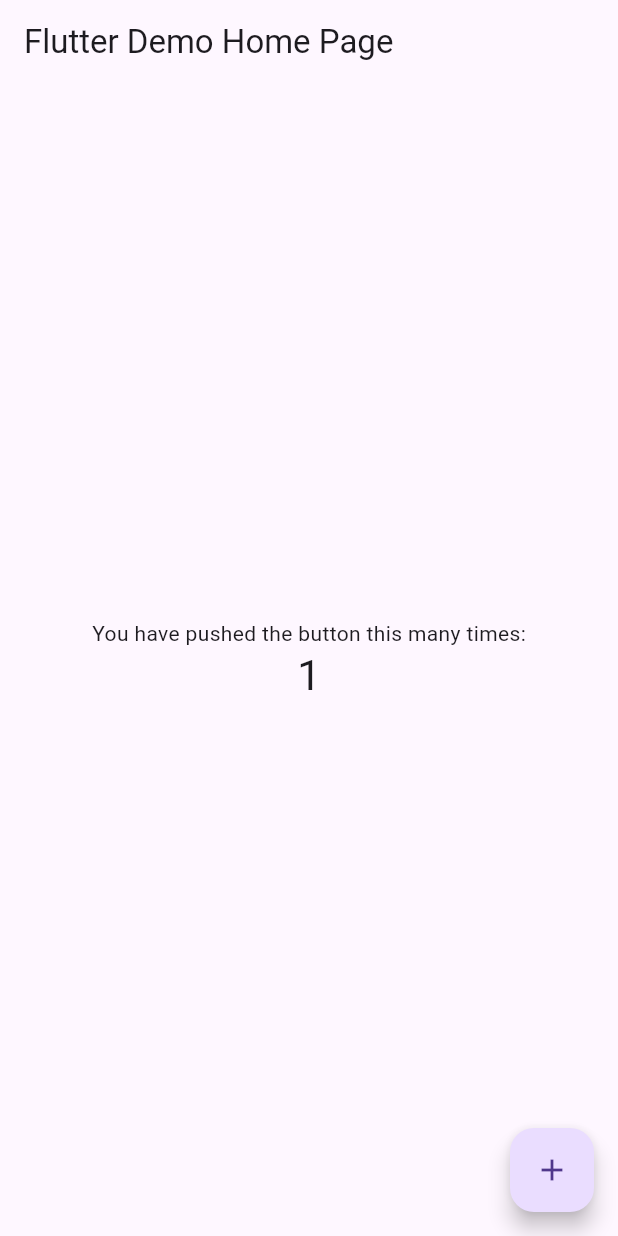
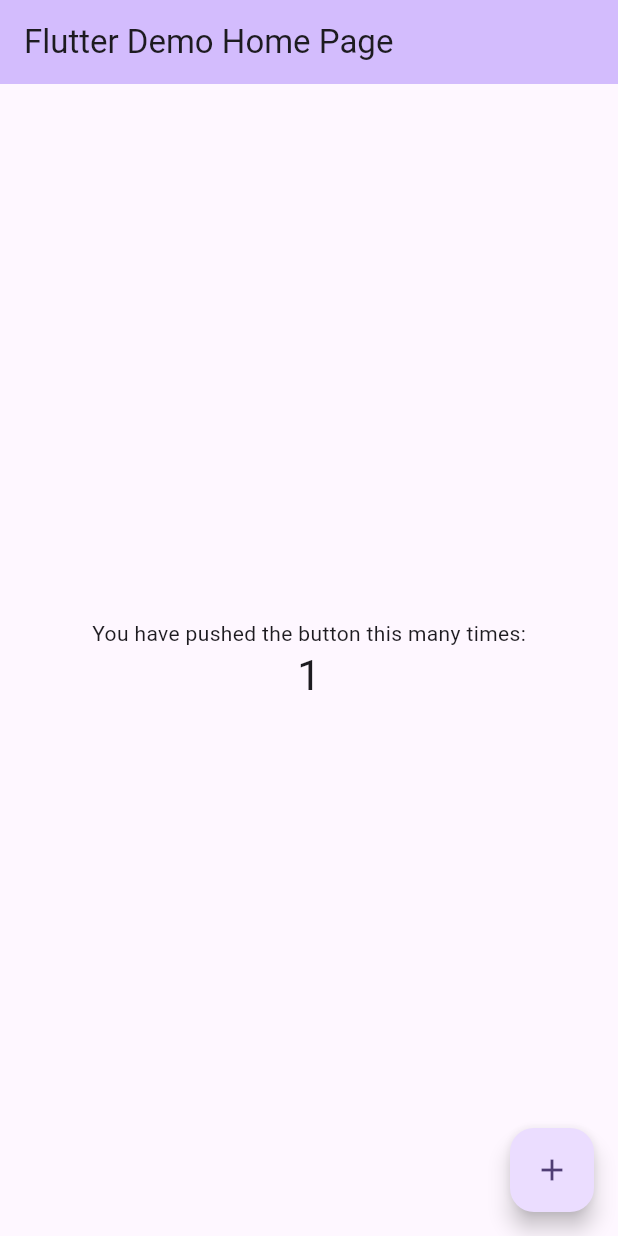
Before and after one commit to nomunomu0504/flutter_tutorial, a Flutter app: the screen it shows after launch, after a tap on the "add" icon, on a phone screen of 412 x 824 dp. Run offline on Flutter 3.47's test engine with Material 3 defaults, Android fonts, the phone set to English and light mode, and no system bars.

Commit message:
update: mainScreenを作成
(cherry picked from commit af3483a78c16013f593b3ba3354f4c73ba7e3ad8)

```diff
--- a/lib/main.dart
+++ b/lib/main.dart
@@ -1,4 +1,5 @@
 import 'package:flutter/material.dart';
+import 'package:flutter_tutorial/view/main/main_screen.dart';
 
 void main() {
   runApp(const MyApp());
@@ -15,101 +16,23 @@ class MyApp extends StatelessWidget {
       theme: ThemeData(
         // This is the theme of your application.
         //
-        // Try running your application with "flutter run". You'll see the
-        // application has a blue toolbar. Then, without quitting the app, try
-        // changing the primarySwatch below to Colors.green and then invoke
-        // "hot reload" (press "r" in the console where you ran "flutter run",
-        // or simply save your changes to "hot reload" in a Flutter IDE).
+        // TRY THIS: Try running your application with "flutter run". You'll see
+        // the application has a purple toolbar. Then, without quitting the app,
+        // try changing the seedColor in the colorScheme below to Colors.green
+        // and then invoke "hot reload" (save your changes or press the "hot
+        // reload" button in a Flutter-supported IDE, or press "r" if you used
+        // the command line to start the app).
+        //
         // Notice that the counter didn't reset back to zero; the application
-        // is not restarted.
-        primarySwatch: Colors.blue,
+        // state is not lost during the reload. To reset the state, use hot
+        // restart instead.
+        //
+        // This works for code too, not just values: Most code changes can be
+        // tested with just a hot reload.
+        colorScheme: ColorScheme.fromSeed(seedColor: Colors.deepPurple),
+        useMaterial3: true,
       ),
-      home: const MyHomePage(title: 'Flutter Demo Home Page'),
+      home: const MainScreen(title: 'Flutter Demo Home Page'),
     );
   }
 }
-
-class MyHomePage extends StatefulWidget {
-  const MyHomePage({super.key, required this.title});
-
-  // This widget is the home page of your application. It is stateful, meaning
-  // that it has a State object (defined below) that contains fields that affect
-  // how it looks.
-
-  // This class is the configuration for the state. It holds the values (in this
-  // case the title) provided by the parent (in this case the App widget) and
-  // used by the build method of the State. Fields in a Widget subclass are
-  // always marked "final".
-
-  final String title;
-
-  @override
-  State<MyHomePage> createState() => _MyHomePageState();
-}
-
-class _MyHomePageState extends State<MyHomePage> {
-  int _counter = 0;
-
-  void _incrementCounter() {
-    setState(() {
-      // This call to setState tells the Flutter framework that something has
-      // changed in this State, which causes it to rerun the build method below
-      // so that the display can reflect the updated values. If we changed
-      // _counter without calling setState(), then the build method would not be
-      // called again, and so nothing would appear to happen.
-      _counter++;
-    });
-  }
-
-  @override
-  Widget build(BuildContext context) {
-    // This method is rerun every time setState is called, for instance as done
-    // by the _incrementCounter method above.
-    //
-    // The Flutter framework has been optimized to make rerunning build methods
-    // fast, so that you can just rebuild anything that needs updating rather
-    // than having to individually change instances of widgets.
-    return Scaffold(
-      appBar: AppBar(
-        // Here we take the value from the MyHomePage object that was created by
-        // the App.build method, and use it to set our appbar title.
-        title: Text(widget.title),
-      ),
-      body: Center(
-        // Center is a layout widget. It takes a single child and positions it
-        // in the middle of the parent.
-        child: Column(
-          // Column is also a layout widget. It takes a list of children and
-          // arranges them vertically. By default, it sizes itself to fit its
-          // children horizontally, and tries to be as tall as its parent.
-          //
-          // Invoke "debug painting" (press "p" in the console, choose the
-          // "Toggle Debug Paint" action from the Flutter Inspector in Android
-          // Studio, or the "Toggle Debug Paint" command in Visual Studio Code)
-          // to see the wireframe for each widget.
-          //
-          // Column has various properties to control how it sizes itself and
-          // how it positions its children. Here we use mainAxisAlignment to
-          // center the children vertically; the main axis here is the vertical
-          // axis because Columns are vertical (the cross axis would be
-          // horizontal).
-          mainAxisAlignment: MainAxisAlignment.center,
-          children: <Widget>[
-            const Text(
-              'You have pushed the button this many times:',
-            ),
-            Text(
-              '$_counter',
-              style: Theme.of(context).textTheme.headline4,
-            ),
-          ],
-        ),
-      ),
-      floatingActionButton: FloatingActionButton(
-        onPressed: _incrementCounter,
-        tooltip: 'Increment',
-        child: const Icon(Icons.add),
-      ), // This trailing comma makes auto-formatting nicer for build methods.
-    );
-  }
-}
--- /dev/null
+++ b/lib/view/main/main_screen.dart
@@ -0,0 +1,62 @@
+import 'package:flutter/material.dart';
+
+class MainScreen extends StatefulWidget {
+  const MainScreen({
+    super.key,
+    required this.title,
+  });
+
+  final String title;
+
+  @override
+  State<StatefulWidget> createState() => _MainScreenState();
+}
+
+class _MainScreenState extends State<MainScreen> {
+  int _counter = 0;
+
+  @override
+  void initState() {
+    super.initState();
+    // nothings
+  }
+
+  @override
+  void dispose() {
+    super.dispose();
+    // nothings
+  }
+
+  void _incrementCounter() {
+    setState(() => _counter++);
+  }
+
+  @override
+  Widget build(BuildContext context) {
+    return Scaffold(
+      appBar: AppBar(
+        backgroundColor: Theme.of(context).colorScheme.inversePrimary,
+        title: Text(widget.title),
+      ),
+      body: Center(
+        child: Column(
+          mainAxisAlignment: MainAxisAlignment.center,
+          children: [
+            const Text(
+              'You have pushed the button this many times:',
+            ),
+            Text(
+              '$_counter',
+              style: Theme.of(context).textTheme.headlineMedium,
+            ),
+          ],
+        ),
+      ),
+      floatingActionButton: FloatingActionButton(
+        onPressed: _incrementCounter,
+        tooltip: 'Increment',
+        child: const Icon(Icons.add),
+      ),
+    );
+  }
+}
```
